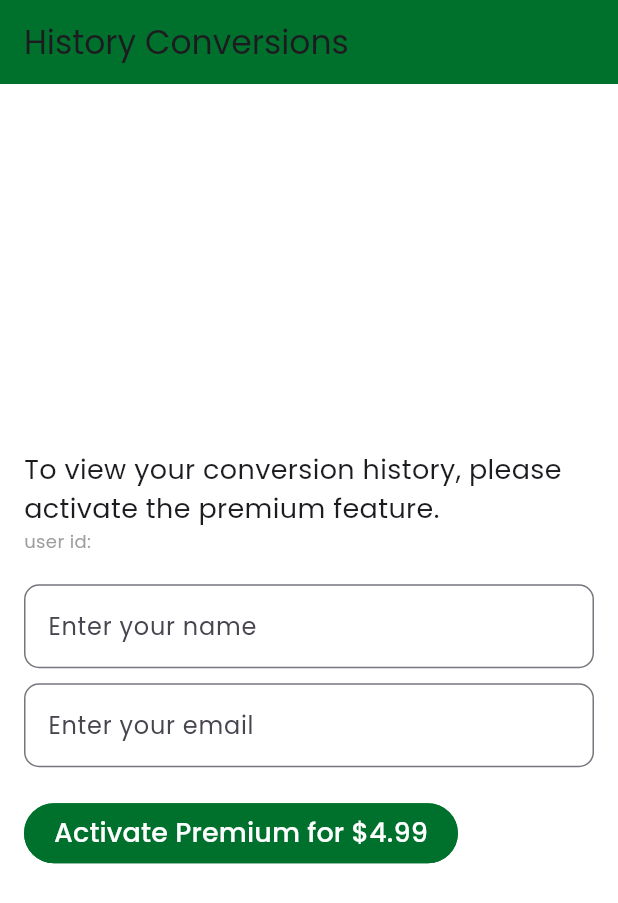
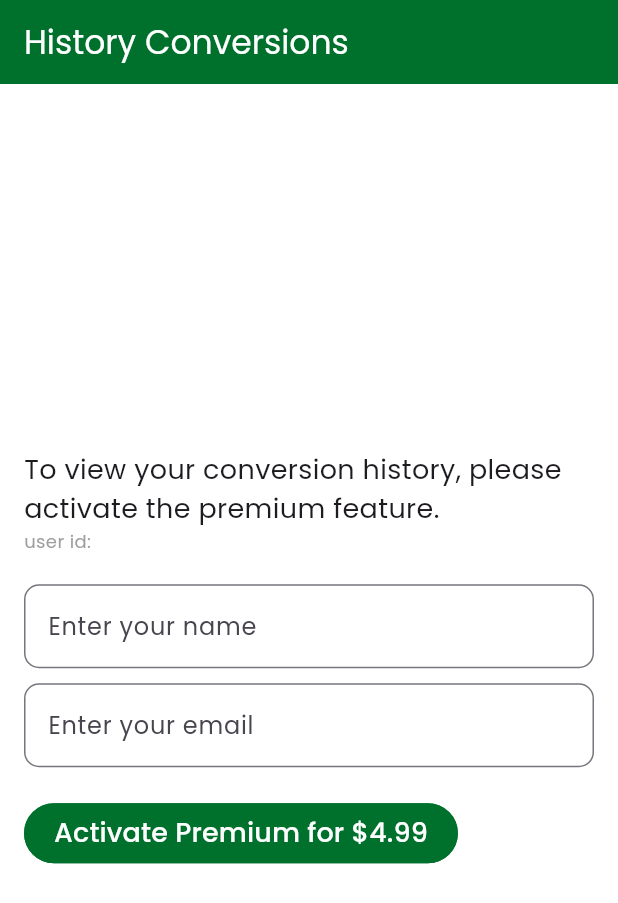
Before and after one commit to Nadun-Charuka/ai_text_extracter_app, a Flutter app: the UserHistoryPage screen opened directly, on a phone screen of 412 x 824 dp. Shown: the top 903 px of the screen. Run offline on Flutter 3.47's test engine with Material 3 defaults, Android fonts, the phone set to English and light mode, and no system bars; our stand-ins replace cloud_firestore, firebase_auth, firebase_core, flutter_dotenv, google_fonts, image_picker; missing offline and left inert: flutter_stripe, google_mlkit_text_recognition; accounts and stored records are empty.

Commit message:
all done

```diff
--- a/lib/screens/user_history_page.dart
+++ b/lib/screens/user_history_page.dart
@@ -17,7 +17,23 @@ class UserHistoryPage extends StatelessWidget {
 
     return Scaffold(
       appBar: AppBar(
-        title: const Text("History Conversions"),
+        title: const Text(
+          "History Conversions",
+          style: TextStyle(
+            color: Colors.white,
+          ),
+        ),
+        actions: [
+          isPremiumProvider.isPremium
+              ? Padding(
+                  padding: const EdgeInsets.all(8.0),
+                  child: Icon(
+                    Icons.star,
+                    color: Colors.amberAccent,
+                  ),
+                )
+              : SizedBox()
+        ],
       ),
       body: isPremiumProvider.isPremium
           ? const UserHistoryWidget() // Load only the history content
```
